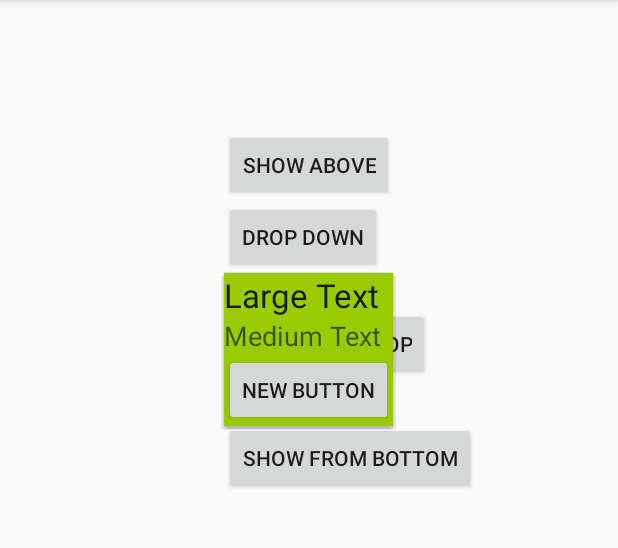
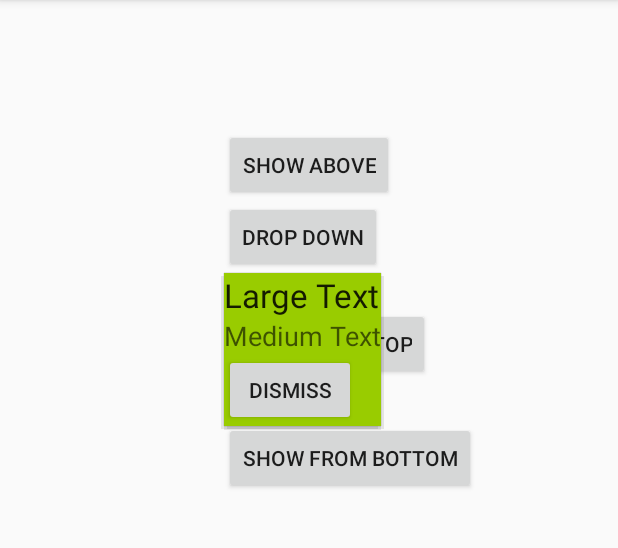
Before and after one commit to weidongjian/PopupWindowHelper, an Android app: the screen it shows after launch (MainActivity), after a tap on "DROP DOWN", on a phone screen of 412 x 824 dp, the part 84-632 px from its top. Run offline under Robolectric (Android 15) with nearby library versions, the phone set to English and light mode, and no system bars.

Commit message:
add screen shot

```diff
--- a/app/src/main/java/cn/xm/weidongjian/popupwindowhelper/MainActivity.java
+++ b/app/src/main/java/cn/xm/weidongjian/popupwindowhelper/MainActivity.java
@@ -22,7 +22,6 @@ public class MainActivity extends AppCompatActivity implements View.OnClickListe
         findViewById(R.id.button5).setOnClickListener(this);
         popView = LayoutInflater.from(this).inflate(R.layout.popupview, null);
         popupWindowHelper = new PopupWindowHelper(popView);
-
         popView.findViewById(R.id.button3).setOnClickListener(this);
     }
 
--- a/app/src/main/res/layout/popupview.xml
+++ b/app/src/main/res/layout/popupview.xml
@@ -23,6 +23,6 @@
     <Button
         android:layout_width="wrap_content"
         android:layout_height="wrap_content"
-        android:text="New Button"
+        android:text="dismiss"
         android:id="@+id/button3"/>
 </LinearLayout>
```
Also changed, not shown: 1 other file.
